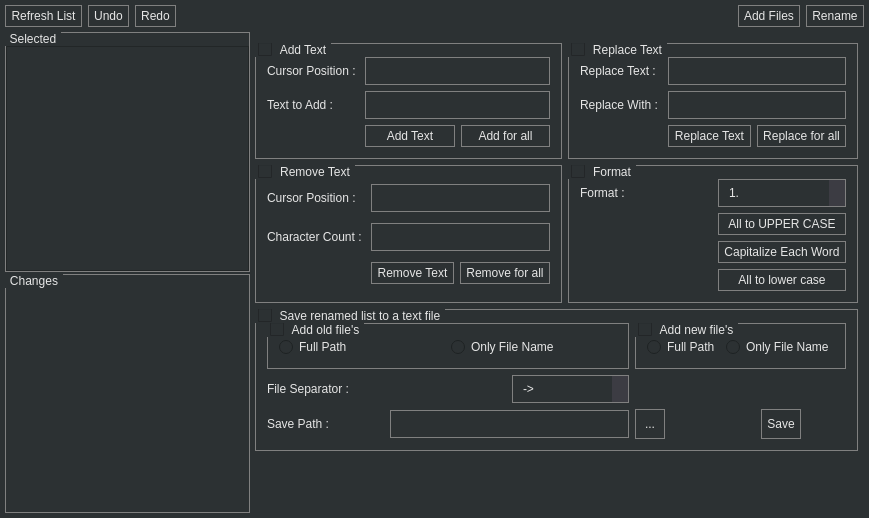
Above: app/corerenamer/corerenamer.ui from rahmanshaber/corebox before the change. Below: the same form after it.
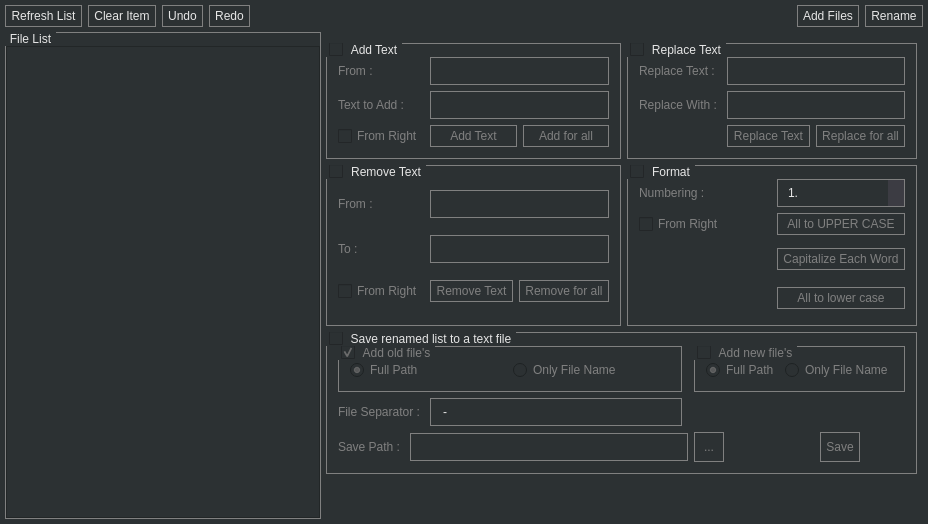
That is the form after the change. Icons and pictures are not drawn.

Patch:
```diff
--- a/app/corerenamer/corerenamer.ui
+++ b/app/corerenamer/corerenamer.ui
@@ -6,8 +6,8 @@
    <rect>
     <x>0</x>
     <y>0</y>
-    <width>869</width>
-    <height>518</height>
+    <width>928</width>
+    <height>524</height>
    </rect>
   </property>
   <property name="windowTitle">
@@ -29,6 +29,24 @@
    border: 1px gray;
 }
 
+.QPushButton:!enabled {
+	color: gray;
+	border: 1px solid gray;
+}
+.QGroupBox:!enabled {
+	color: gray;
+	border: 1px solid gray;
+}
+.QCheckBox:!enabled {
+	color: gray;
+}
+.QRadioButton:!enabled {
+	color: gray;
+}
+.QLabel:!enabled {
+	color: gray;
+}
+
 QGroupBox {
     background-color: #2C3133;
     border: 1px solid gray;
@@ -135,6 +153,13 @@
         </property>
        </widget>
       </item>
+      <item>
+       <widget class="QPushButton" name="clearItem">
+        <property name="text">
+         <string>Clear Item</string>
+        </property>
+       </widget>
+      </item>
       <item>
        <widget class="QPushButton" name="bUndo">
         <property name="text">
@@ -205,8 +230,14 @@
       </property>
       <item>
        <widget class="QGroupBox" name="groupBox">
+        <property name="minimumSize">
+         <size>
+          <width>300</width>
+          <height>0</height>
+         </size>
+        </property>
         <property name="title">
-         <string>Selected</string>
+         <string>File List</string>
         </property>
         <layout class="QVBoxLayout" name="verticalLayout">
          <property name="spacing">
@@ -225,9 +256,9 @@
           <number>0</number>
          </property>
          <item>
-          <widget class="QTableWidget" name="filesList">
-           <property name="editTriggers">
-            <set>QAbstractItemView::AnyKeyPressed|QAbstractItemView::DoubleClicked</set>
+          <widget class="QTableView" name="FLists">
+           <property name="selectionMode">
+            <enum>QAbstractItemView::ExtendedSelection</enum>
            </property>
            <property name="selectionBehavior">
             <enum>QAbstractItemView::SelectRows</enum>
@@ -242,11 +273,14 @@
             <bool>false</bool>
            </property>
            <property name="gridStyle">
-            <enum>Qt::NoPen</enum>
+            <enum>Qt::DotLine</enum>
            </property>
-           <attribute name="horizontalHeaderVisible">
+           <property name="sortingEnabled">
             <bool>true</bool>
-           </attribute>
+           </property>
+           <property name="cornerButtonEnabled">
+            <bool>false</bool>
+           </property>
            <attribute name="horizontalHeaderHighlightSections">
             <bool>false</bool>
            </attribute>
@@ -261,24 +295,11 @@
         </layout>
        </widget>
       </item>
-      <item>
-       <widget class="QGroupBox" name="gChangedFiles">
-        <property name="sizePolicy">
-         <sizepolicy hsizetype="Expanding" vsizetype="Expanding">
-          <horstretch>0</horstretch>
-          <verstretch>0</verstretch>
-         </sizepolicy>
-        </property>
-        <property name="title">
-         <string>Changes</string>
-        </property>
-       </widget>
-      </item>
      </layout>
     </widget>
    </item>
    <item row="1" column="1">
-    <widget class="QFrame" name="frame">
+    <widget class="QFrame" name="frame_01">
      <layout class="QGridLayout" name="gridLayout_6">
       <property name="leftMargin">
        <number>5</number>
@@ -304,7 +325,7 @@
          <item row="0" column="0">
           <widget class="QLabel" name="ladtcpos">
            <property name="text">
-            <string>Cursor Position : </string>
+            <string>From : </string>
            </property>
           </widget>
          </item>
@@ -348,55 +369,10 @@
            </property>
           </widget>
          </item>
-        </layout>
-       </widget>
-      </item>
-      <item row="1" column="0">
-       <widget class="QGroupBox" name="gRemoveText">
-        <property name="title">
-         <string>Remove Text</string>
-        </property>
-        <property name="checkable">
-         <bool>true</bool>
-        </property>
-        <property name="checked">
-         <bool>false</bool>
-        </property>
-        <layout class="QGridLayout" name="gridLayout_3">
-         <property name="topMargin">
-          <number>13</number>
-         </property>
-         <item row="0" column="0">
-          <widget class="QLabel" name="lrmtcpos">
+         <item row="2" column="0">
+          <widget class="QCheckBox" name="addFromR">
            <property name="text">
-            <string>Cursor Position :</string>
-           </property>
-          </widget>
-         </item>
-         <item row="0" column="1" colspan="2">
-          <widget class="QLineEdit" name="removeTextCPos"/>
-         </item>
-         <item row="1" column="0">
-          <widget class="QLabel" name="lrmtccount">
-           <property name="text">
-            <string>Character Count : </string>
-           </property>
-          </widget>
-         </item>
-         <item row="1" column="1" colspan="2">
-          <widget class="QLineEdit" name="removeTextCCount"/>
-         </item>
-         <item row="2" column="1">
-          <widget class="QPushButton" name="removeTextTextbtn">
-           <property name="text">
-            <string>Remove Text</string>
-           </property>
-          </widget>
-         </item>
-         <item row="2" column="2">
-          <widget class="QPushButton" name="removeTextAllbtn">
-           <property name="text">
-            <string>Remove for all</string>
+            <string>From Right</string>
            </property>
           </widget>
          </item>
@@ -418,7 +394,7 @@
          <property name="topMargin">
           <number>13</number>
          </property>
-         <item row="1" column="1">
+         <item row="3" column="2">
           <widget class="QPushButton" name="upperCase">
            <property name="layoutDirection">
             <enum>Qt::LeftToRight</enum>
@@ -428,7 +404,7 @@
            </property>
           </widget>
          </item>
-         <item row="0" column="1">
+         <item row="0" column="2">
           <widget class="QComboBox" name="formatc">
            <item>
             <property name="text">
@@ -462,28 +438,28 @@
            </item>
           </widget>
          </item>
-         <item row="0" column="0">
+         <item row="0" column="1">
           <widget class="QLabel" name="lformat">
            <property name="text">
-            <string>Format : </string>
+            <string>Numbering : </string>
            </property>
           </widget>
          </item>
-         <item row="2" column="1">
+         <item row="4" column="2">
           <widget class="QPushButton" name="capitalEach">
            <property name="text">
             <string>Capitalize Each Word</string>
            </property>
           </widget>
          </item>
-         <item row="3" column="1">
+         <item row="5" column="2">
           <widget class="QPushButton" name="lowerCase">
            <property name="text">
             <string>All to lower case</string>
            </property>
           </widget>
          </item>
-         <item row="1" column="0" rowspan="3">
+         <item row="4" column="1" rowspan="2">
           <spacer name="spacer_04">
            <property name="orientation">
             <enum>Qt::Horizontal</enum>
@@ -496,6 +472,13 @@
            </property>
           </spacer>
          </item>
+         <item row="3" column="1">
+          <widget class="QCheckBox" name="numFromR">
+           <property name="text">
+            <string>From Right</string>
+           </property>
+          </widget>
+         </item>
         </layout>
        </widget>
       </item>
@@ -520,42 +503,7 @@
          <property name="topMargin">
           <number>13</number>
          </property>
-         <item row="0" column="0" colspan="3">
-          <widget class="QGroupBox" name="gAddOldFileName">
-           <property name="title">
-            <string>Add old file's</string>
-           </property>
-           <property name="flat">
-            <bool>false</bool>
-           </property>
-           <property name="checkable">
-            <bool>true</bool>
-           </property>
-           <property name="checked">
-            <bool>false</bool>
-           </property>
-           <layout class="QHBoxLayout" name="horizontalLayout">
-            <property name="topMargin">
-             <number>13</number>
-            </property>
-            <item>
-             <widget class="QRadioButton" name="addOldFull">
-              <property name="text">
-               <string>Full Path</string>
-              </property>
-             </widget>
-            </item>
-            <item>
-             <widget class="QRadioButton" name="addOldOnly">
-              <property name="text">
-               <string>Only File Name</string>
-              </property>
-             </widget>
-            </item>
-           </layout>
-          </widget>
-         </item>
-         <item row="0" column="3" colspan="2">
+         <item row="0" column="4" colspan="2">
           <widget class="QGroupBox" name="gAddNewFileName">
            <property name="title">
             <string>Add new file's</string>
@@ -578,6 +526,15 @@
               <property name="text">
                <string>Full Path</string>
               </property>
+              <property name="checkable">
+               <bool>true</bool>
+              </property>
+              <property name="checked">
+               <bool>true</bool>
+              </property>
+              <property name="autoExclusive">
+               <bool>true</bool>
+              </property>
              </widget>
             </item>
             <item>
@@ -597,20 +554,6 @@
            </property>
           </widget>
          </item>
-         <item row="1" column="2">
-          <widget class="QComboBox" name="separatorC">
-           <item>
-            <property name="text">
-             <string>-&gt;</string>
-            </property>
-           </item>
-           <item>
-            <property name="text">
-             <string>-</string>
-            </property>
-           </item>
-          </widget>
-         </item>
          <item row="2" column="0">
           <widget class="QLabel" name="lsavepath">
            <property name="text">
@@ -618,10 +561,10 @@
            </property>
           </widget>
          </item>
-         <item row="2" column="1" colspan="2">
+         <item row="2" column="1" colspan="3">
           <widget class="QLineEdit" name="savePath"/>
          </item>
-         <item row="2" column="3">
+         <item row="2" column="4">
           <widget class="QPushButton" name="browseSave">
            <property name="sizePolicy">
             <sizepolicy hsizetype="Fixed" vsizetype="Fixed">
@@ -640,7 +583,7 @@
            </property>
           </widget>
          </item>
-         <item row="2" column="4">
+         <item row="2" column="5">
           <widget class="QPushButton" name="saveRenamed">
            <property name="sizePolicy">
             <sizepolicy hsizetype="Fixed" vsizetype="Fixed">
@@ -662,6 +605,51 @@
            </property>
           </widget>
          </item>
+         <item row="0" column="0" colspan="3">
+          <widget class="QGroupBox" name="gAddOldFileName">
+           <property name="title">
+            <string>Add old file's</string>
+           </property>
+           <property name="flat">
+            <bool>false</bool>
+           </property>
+           <property name="checkable">
+            <bool>true</bool>
+           </property>
+           <property name="checked">
+            <bool>true</bool>
+           </property>
+           <layout class="QHBoxLayout" name="horizontalLayout">
+            <property name="topMargin">
+             <number>13</number>
+            </property>
+            <item>
+             <widget class="QRadioButton" name="addOldFull">
+              <property name="text">
+               <string>Full Path</string>
+              </property>
+              <property name="checked">
+               <bool>true</bool>
+              </property>
+             </widget>
+            </item>
+            <item>
+             <widget class="QRadioButton" name="addOldOnly">
+              <property name="text">
+               <string>Only File Name</string>
+              </property>
+             </widget>
+            </item>
+           </layout>
+          </widget>
+         </item>
+         <item row="1" column="2">
+          <widget class="QLineEdit" name="separatorC">
+           <property name="text">
+            <string>-</string>
+           </property>
+          </widget>
+         </item>
         </layout>
        </widget>
       </item>
@@ -730,6 +718,65 @@
         </property>
        </spacer>
       </item>
+      <item row="1" column="0">
+       <widget class="QGroupBox" name="gRemoveText">
+        <property name="title">
+         <string>Remove Text</string>
+        </property>
+        <property name="checkable">
+         <bool>true</bool>
+        </property>
+        <property name="checked">
+         <bool>false</bool>
+        </property>
+        <layout class="QGridLayout" name="gridLayout_3">
+         <property name="topMargin">
+          <number>13</number>
+         </property>
+         <item row="2" column="0">
+          <widget class="QCheckBox" name="remFromR">
+           <property name="text">
+            <string>From Right</string>
+           </property>
+          </widget>
+         </item>
+         <item row="0" column="0">
+          <widget class="QLabel" name="lrmtcpos">
+           <property name="text">
+            <string>From : </string>
+           </property>
+          </widget>
+         </item>
+         <item row="0" column="2" colspan="2">
+          <widget class="QLineEdit" name="removeTextCPos"/>
+         </item>
+         <item row="1" column="0">
+          <widget class="QLabel" name="lrmtccount">
+           <property name="text">
+            <string>To : </string>
+           </property>
+          </widget>
+         </item>
+         <item row="1" column="2" colspan="2">
+          <widget class="QLineEdit" name="removeTextCCount"/>
+         </item>
+         <item row="2" column="2">
+          <widget class="QPushButton" name="removeTextTextbtn">
+           <property name="text">
+            <string>Remove Text</string>
+           </property>
+          </widget>
+         </item>
+         <item row="2" column="3">
+          <widget class="QPushButton" name="removeTextAllbtn">
+           <property name="text">
+            <string>Remove for all</string>
+           </property>
+          </widget>
+         </item>
+        </layout>
+       </widget>
+      </item>
      </layout>
     </widget>
    </item>
```
Left out of the diff: 18 changed lines with no effect on the pictures.
